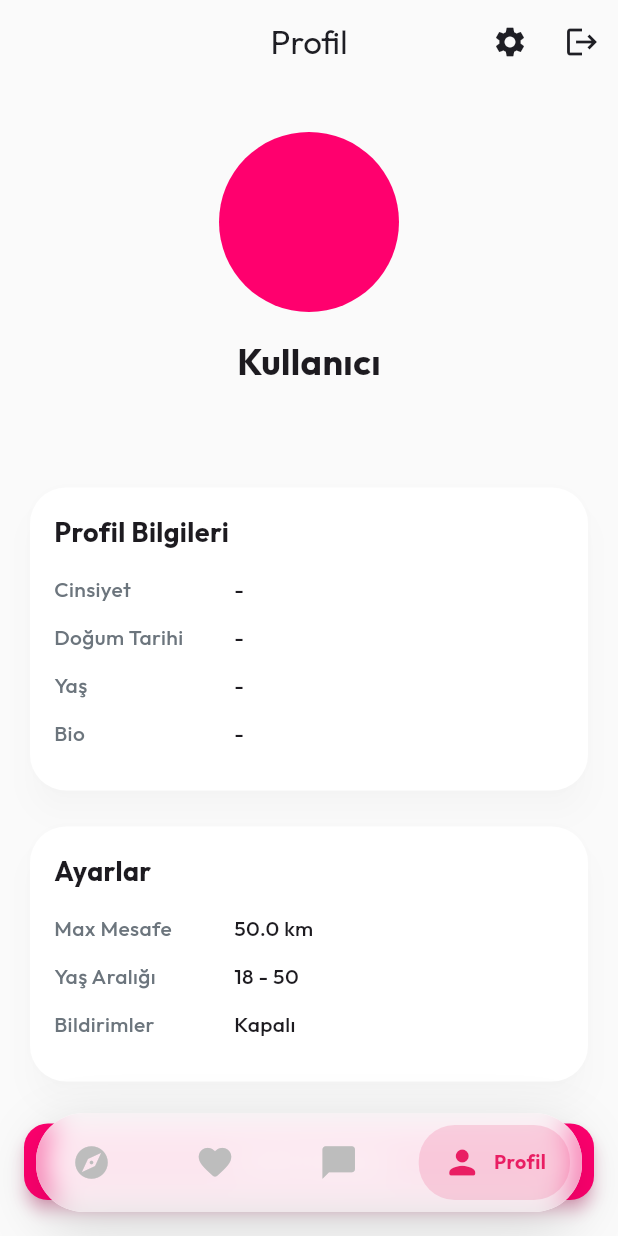
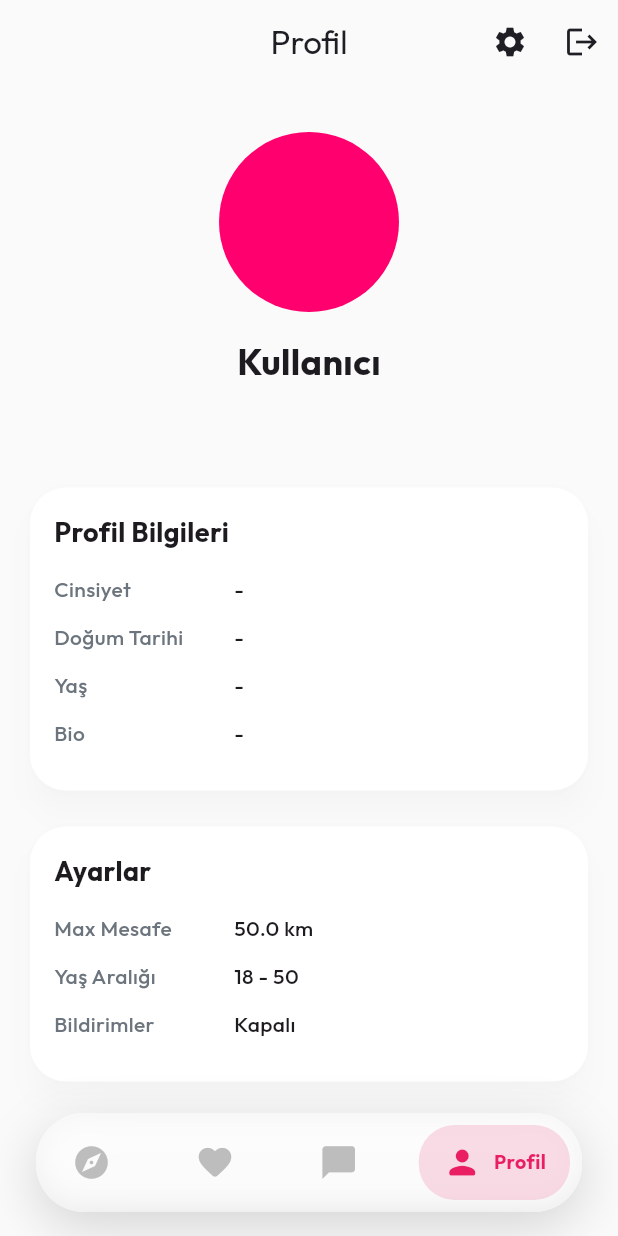
Before and after one commit to 0baran/arkadasl-k, a Flutter app: the HomeScreen screen opened directly, item 4 of the bottom bar chosen, on a phone screen of 412 x 824 dp. Run offline on Flutter 3.47's test engine with Material 3 defaults, Android fonts, the light colour scheme and no system bars; our stand-ins replace card_swiper, cloud_firestore, firebase_auth, firebase_core, firebase_messaging, firebase_storage and 7 more; accounts and stored records are empty; network calls fail.

Commit message:
v1.0.18: Fix layout overlapping and bottom padding for all screens

```diff
--- a/lib/screens/home_screen.dart
+++ b/lib/screens/home_screen.dart
@@ -38,8 +38,9 @@ class _HomeScreenState extends State<HomeScreen> {
 
   @override
   Widget build(BuildContext context) {
+    final isDark = Theme.of(context).brightness == Brightness.dark;
     return Scaffold(
-      extendBody: true,
+      extendBody: false,
       body: IndexedStack(
         index: _currentIndex,
         children: _screens,
@@ -48,7 +49,7 @@ class _HomeScreenState extends State<HomeScreen> {
         child: Container(
           margin: const EdgeInsets.only(left: 24, right: 24, bottom: 16),
           decoration: BoxDecoration(
-            color: Colors.white.withValues(alpha: 0.9),
+            color: isDark ? const Color(0xFF2A2A35).withValues(alpha: 0.9) : Colors.white.withValues(alpha: 0.9),
             borderRadius: BorderRadius.circular(32),
             boxShadow: [
               BoxShadow(
--- a/lib/screens/profile_screen.dart
+++ b/lib/screens/profile_screen.dart
@@ -204,7 +204,7 @@ class ProfileScreen extends StatelessWidget {
                 return const SizedBox();
               },
             ),
-            const SizedBox(height: 16),
+            const SizedBox(height: 40),
           ],
         ),
       ),
--- a/pubspec.yaml
+++ b/pubspec.yaml
@@ -14,7 +14,7 @@ publish_to: 'none' # Remove this line if you wish to publish to pub.dev
 # In iOS, build-name is used as CFBundleShortVersionString while build-number is used as CFBundleVersion.
 # Read more about iOS versioning at
 # https://developer.apple.com/library/archive/documentation/General/Reference/InfoPlistKeyReference/Articles/CoreFoundationKeys.html
-version: 1.0.16+17
+version: 1.0.18+19
 
 environment:
   sdk: ^3.12.0
--- a/version.json
+++ b/version.json
@@ -1,5 +1,5 @@
 {
-    "version":  "1.0.16",
+    "version":  "1.0.18",
     "build":  14,
     "apk_url":  "https://github.com/0baran/arkadasl-k/raw/main/arkadaslik_v1.0.13.apk",
     "release_notes":  "Eşleşme Motoru Güncellemesi: Yaş aralığı filtreleri eklendi ve test amaçlı geliştirici ayarları sisteme entegre edildi."
```
Also changed, not shown: lib/screens/settings_screen.dart (+31 -1 lines).
